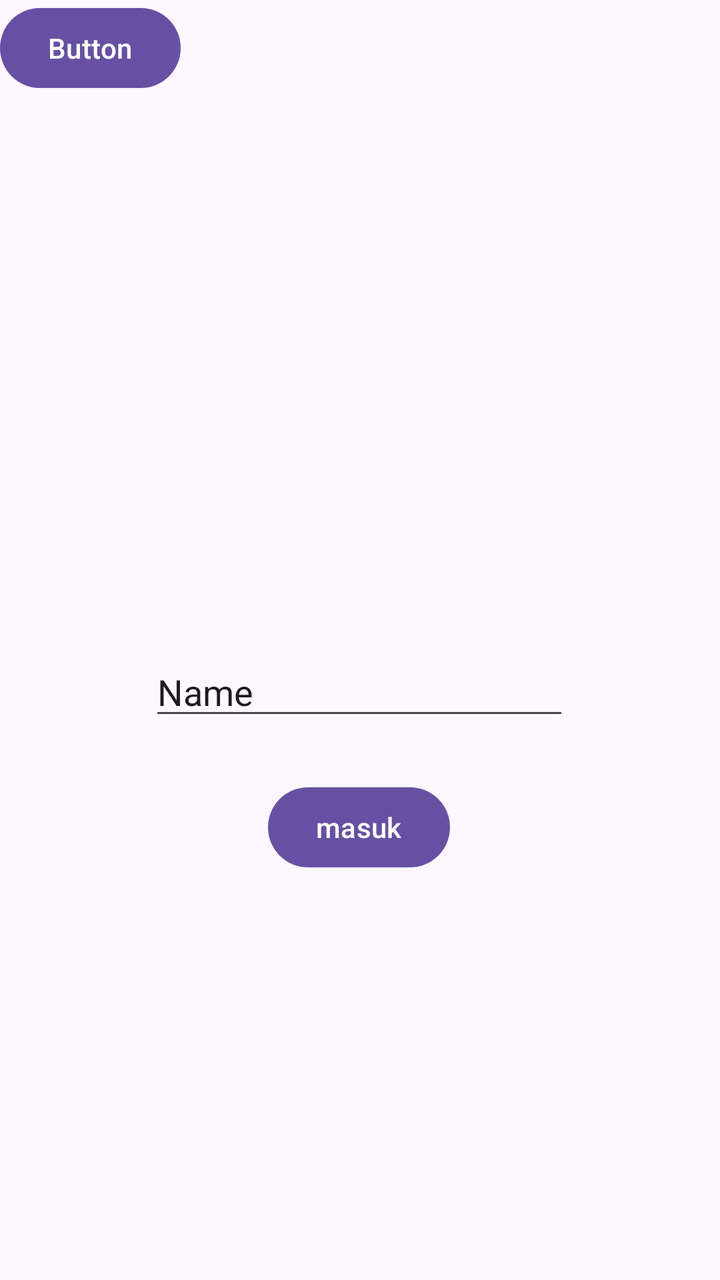
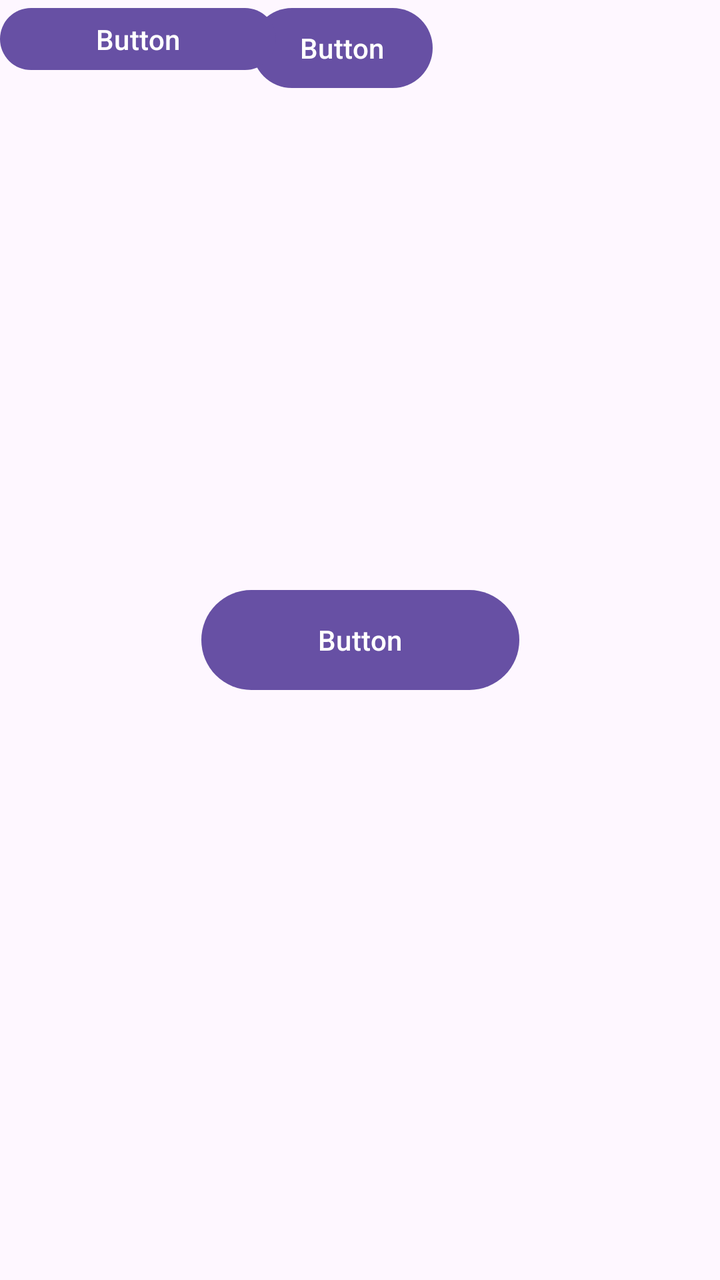

Compare the two renders of this Android layout. The source of the first and the diff that turns it into the second are given below.
<!-- AndroidManifest.xml: application theme Theme.Jupiter_mirna -->
<!-- res/layout/activity_fourth.xml -->
<?xml version="1.0" encoding="utf-8"?>
<androidx.constraintlayout.widget.ConstraintLayout xmlns:android="http://schemas.android.com/apk/res/android"
    xmlns:app="http://schemas.android.com/apk/res-auto"
    xmlns:tools="http://schemas.android.com/tools"
    android:id="@+id/main"
    android:layout_width="match_parent"
    android:layout_height="match_parent"
    tools:context=".pertemuan4.FourthActivity">

    <Button
        android:id="@+id/btnKirim"
        android:layout_width="wrap_content"
        android:layout_height="wrap_content"
        android:text="masuk"
        app:layout_constraintBottom_toBottomOf="parent"
        app:layout_constraintEnd_toEndOf="parent"
        app:layout_constraintHorizontal_bias="0.498"
        app:layout_constraintStart_toStartOf="parent"
        app:layout_constraintTop_toTopOf="parent"
        app:layout_constraintVertical_bias="0.658" />

    <EditText
        android:id="@+id/inputTujuan"
        android:layout_width="wrap_content"
        android:layout_height="wrap_content"
        android:ems="10"
        android:inputType="text"
        android:text="Name"
        app:layout_constraintBottom_toTopOf="@+id/btnKirim"
        app:layout_constraintEnd_toEndOf="parent"
        app:layout_constraintHorizontal_bias="0.497"
        app:layout_constraintStart_toStartOf="parent"
        app:layout_constraintTop_toTopOf="parent"
        app:layout_constraintVertical_bias="0.929" />

    <Button
        android:id="@+id/btnToFourth"
        android:layout_width="wrap_content"
        android:layout_height="wrap_content"
        android:text="Button"
        tools:layout_editor_absoluteX="161dp"
        tools:layout_editor_absoluteY="507dp" />
</androidx.constraintlayout.widget.ConstraintLayout>
<!-- resources referenced by this layout -->
<resources>
  <style name="Theme.Jupiter_mirna" parent="Base.Theme.Jupiter_mirna" />
  <style name="Base.Theme.Jupiter_mirna" parent="Theme.Material3.DayNight.NoActionBar">
          
          
      </style>
</resources>

<!-- the commit's change to res/layout/activity_fourth.xml (unified diff, before → after) -->
@@ -5,39 +5,33 @@
     android:id="@+id/main"
     android:layout_width="match_parent"
     android:layout_height="match_parent"
-    tools:context=".pertemuan4.FourthActivity">
+    tools:context=".pertemuan_4.FourthActivity">
 
     <Button
-        android:id="@+id/btnKirim"
-        android:layout_width="wrap_content"
-        android:layout_height="wrap_content"
-        android:text="masuk"
-        app:layout_constraintBottom_toBottomOf="parent"
-        app:layout_constraintEnd_toEndOf="parent"
-        app:layout_constraintHorizontal_bias="0.498"
-        app:layout_constraintStart_toStartOf="parent"
-        app:layout_constraintTop_toTopOf="parent"
-        app:layout_constraintVertical_bias="0.658" />
-
-    <EditText
-        android:id="@+id/inputTujuan"
-        android:layout_width="wrap_content"
-        android:layout_height="wrap_content"
-        android:ems="10"
-        android:inputType="text"
-        android:text="Name"
-        app:layout_constraintBottom_toTopOf="@+id/btnKirim"
-        app:layout_constraintEnd_toEndOf="parent"
-        app:layout_constraintHorizontal_bias="0.497"
-        app:layout_constraintStart_toStartOf="parent"
-        app:layout_constraintTop_toTopOf="parent"
-        app:layout_constraintVertical_bias="0.929" />
-
-    <Button
-        android:id="@+id/btnToFourth"
+        android:id="@+id/btnKembali"
         android:layout_width="wrap_content"
         android:layout_height="wrap_content"
         android:text="Button"
-        tools:layout_editor_absoluteX="161dp"
-        tools:layout_editor_absoluteY="507dp" />
+        app:layout_constraintEnd_toEndOf="parent"
+        app:layout_constraintHorizontal_bias="0.467"
+        app:layout_constraintStart_toStartOf="parent"
+        tools:layout_editor_absoluteY="455dp" />
+
+    <Button
+        android:id="@+id/btnShowSnackbar"
+        android:layout_width="159dp"
+        android:layout_height="58dp"
+        android:text="Button"
+        app:layout_constraintBottom_toBottomOf="parent"
+        app:layout_constraintEnd_toEndOf="parent"
+        app:layout_constraintStart_toStartOf="parent"
+        app:layout_constraintTop_toTopOf="parent" />
+
+    <Button
+        android:id="@+id/btnShowAlertDialog"
+        android:layout_width="138dp"
+        android:layout_height="39dp"
+        android:text="Button"
+        tools:layout_editor_absoluteX="150dp"
+        tools:layout_editor_absoluteY="140dp" />
 </androidx.constraintlayout.widget.ConstraintLayout>
